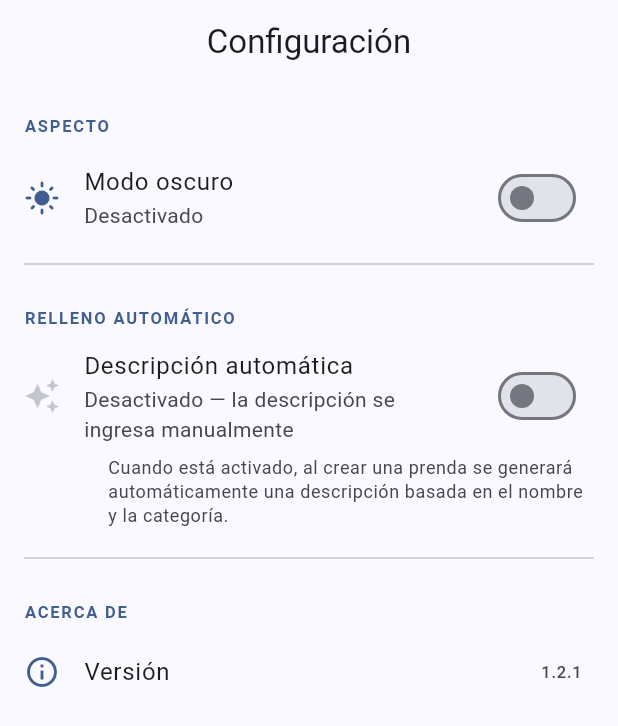
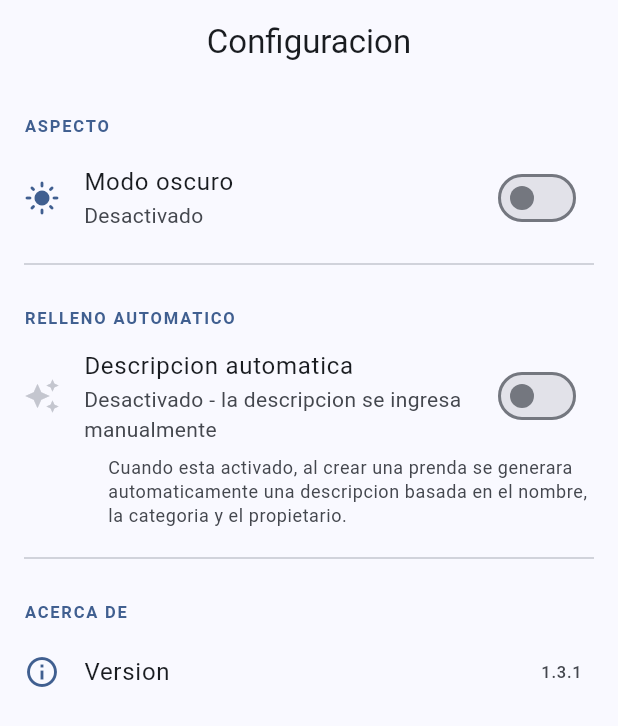
Before and after one commit to videcreaciones/Laundry_Manager, a Flutter app: the SettingsScreen screen opened by its route, on a phone screen of 412 x 824 dp. Shown: the top 726 px of the screen. Run offline on Flutter 3.47's test engine with Material 3 defaults, Android fonts, the phone set to English and light mode, and no system bars; our stand-ins replace flutter_riverpod, fpdart, go_router, hive_flutter, image_picker, open_file; accounts and stored records are empty; network calls fail.

Commit message:
feat: easter egg, descripcion inteligente, mejoras filtros y delay v1.3.1

```diff
--- a/lib/presentation/providers/garment_provider.dart
+++ b/lib/presentation/providers/garment_provider.dart
@@ -88,7 +88,7 @@ class GarmentNotifier extends AsyncNotifier<List<GarmentEntity>> {
           return e.id == id ? e.copyWithStatus(to) : e;
         }).toList();
         state = AsyncData(updatedOptimistic);
-        await Future.delayed(const Duration(seconds: 2));
+        await Future.delayed(const Duration(seconds: 1));
         state = AsyncData(_sorted(updatedOptimistic));
       },
     );
--- a/lib/presentation/screens/settings_screen.dart
+++ b/lib/presentation/screens/settings_screen.dart
@@ -4,20 +4,68 @@ import 'package:flutter/material.dart';
 import 'package:flutter_riverpod/flutter_riverpod.dart';
 import 'package:laundry_manager/presentation/providers/settings_provider.dart';
 
-class SettingsScreen extends ConsumerWidget {
+class SettingsScreen extends ConsumerStatefulWidget {
   const SettingsScreen({super.key});
 
   @override
-  Widget build(BuildContext context, WidgetRef ref) {
+  ConsumerState<SettingsScreen> createState() => _SettingsScreenState();
+}
+
+class _SettingsScreenState extends ConsumerState<SettingsScreen>
+    with SingleTickerProviderStateMixin {
+  int _tapCount = 0;
+  late AnimationController _peanutController;
+  late Animation<double> _peanutScale;
+  bool _showPeanut = false;
+
+  @override
+  void initState() {
+    super.initState();
+    _peanutController = AnimationController(
+      vsync: this,
+      duration: const Duration(milliseconds: 600),
+    );
+    _peanutScale = CurvedAnimation(
+      parent: _peanutController,
+      curve: Curves.elasticOut,
+    );
+  }
+
+  @override
+  void dispose() {
+    _peanutController.dispose();
+    super.dispose();
+  }
+
+  void _onVersionTap() {
+    _tapCount++;
+    if (_tapCount >= 10) {
+      _tapCount = 0;
+      setState(() => _showPeanut = true);
+      _peanutController.forward(from: 0);
+      Future.delayed(const Duration(seconds: 3), () {
+        if (mounted) {
+          _peanutController.reverse();
+          Future.delayed(const Duration(milliseconds: 600), () {
+            if (mounted) setState(() => _showPeanut = false);
+          });
+        }
+      });
+    }
+  }
+
+  @override
+  Widget build(BuildContext context) {
     final settings = ref.watch(settingsProvider);
     final theme    = Theme.of(context);
 
     return Scaffold(
-      appBar: AppBar(title: const Text('Configuración')),
-      body: ListView(
+      appBar: AppBar(title: const Text('Configuracion')),
+      body: Stack(
         children: [
-
-          // ── ASPECTO ────────────────────────────────────────────────
+          ListView(
+            children: [
+              // ASPECTO
               _SectionHeader(title: 'Aspecto'),
               SwitchListTile(
                 secondary: Icon(
@@ -27,12 +75,13 @@ class SettingsScreen extends ConsumerWidget {
                 title: const Text('Modo oscuro'),
                 subtitle: Text(settings.darkMode ? 'Activado' : 'Desactivado'),
                 value: settings.darkMode,
-            onChanged: (_) => ref.read(settingsProvider.notifier).toggleDarkMode(),
+                onChanged: (_) =>
+                    ref.read(settingsProvider.notifier).toggleDarkMode(),
               ),
               const Divider(indent: 16, endIndent: 16),
 
-          // ── RELLENO AUTOMÁTICO ─────────────────────────────────────
-          _SectionHeader(title: 'Relleno automático'),
+              // RELLENO AUTOMATICO
+              _SectionHeader(title: 'Relleno automatico'),
               SwitchListTile(
                 secondary: Icon(
                   Icons.auto_awesome,
@@ -40,20 +89,22 @@ class SettingsScreen extends ConsumerWidget {
                       ? theme.colorScheme.primary
                       : theme.colorScheme.outlineVariant,
                 ),
-            title: const Text('Descripción automática'),
+                title: const Text('Descripcion automatica'),
                 subtitle: Text(
                   settings.autoFill
-                  ? 'Se generará una descripción al crear una prenda'
-                  : 'Desactivado — la descripción se ingresa manualmente',
+                      ? 'Se generara una descripcion al crear una prenda'
+                      : 'Desactivado - la descripcion se ingresa manualmente',
                 ),
                 value: settings.autoFill,
-            onChanged: (_) => ref.read(settingsProvider.notifier).toggleAutoFill(),
+                onChanged: (_) =>
+                    ref.read(settingsProvider.notifier).toggleAutoFill(),
               ),
               Padding(
                 padding: const EdgeInsets.fromLTRB(72, 0, 16, 12),
                 child: Text(
-              'Cuando está activado, al crear una prenda se generará '
-              'automáticamente una descripción basada en el nombre y la categoría.',
+                  'Cuando esta activado, al crear una prenda se generara '
+                  'automaticamente una descripcion basada en el nombre, '
+                  'la categoria y el propietario.',
                   style: theme.textTheme.bodySmall?.copyWith(
                     color: theme.colorScheme.onSurfaceVariant,
                   ),
@@ -61,13 +112,61 @@ class SettingsScreen extends ConsumerWidget {
               ),
               const Divider(indent: 16, endIndent: 16),
 
-          // ── ACERCA DE ──────────────────────────────────────────────
+              // ACERCA DE
               _SectionHeader(title: 'Acerca de'),
-          ListTile(
-            leading: Icon(Icons.info_outline, color: theme.colorScheme.primary),
-            title: const Text('Versión'),
-            trailing: const Text('1.2.1',
+              GestureDetector(
+                onTap: _onVersionTap,
+                child: ListTile(
+                  leading: Icon(Icons.info_outline,
+                      color: theme.colorScheme.primary),
+                  title: const Text('Version'),
+                  trailing: const Text('1.3.1',
                       style: TextStyle(fontWeight: FontWeight.w500)),
+                ),
+              ),
+            ],
+          ),
+
+          // Easter egg — cacahuate
+          if (_showPeanut)
+            Center(
+              child: ScaleTransition(
+                scale: _peanutScale,
+                child: Container(
+                  padding: const EdgeInsets.all(32),
+                  decoration: BoxDecoration(
+                    color: theme.colorScheme.surfaceContainerHighest,
+                    borderRadius: BorderRadius.circular(24),
+                    boxShadow: [
+                      BoxShadow(
+                        color: Colors.black.withValues(alpha: 0.2),
+                        blurRadius: 20,
+                        offset: const Offset(0, 8),
+                      ),
+                    ],
+                  ),
+                  child: Column(
+                    mainAxisSize: MainAxisSize.min,
+                    children: [
+                      const Text('🥜', style: TextStyle(fontSize: 80)),
+                      const SizedBox(height: 12),
+                      Text(
+                        'Encontraste el cacahuate!',
+                        style: theme.textTheme.titleMedium?.copyWith(
+                          fontWeight: FontWeight.bold,
+                        ),
+                      ),
+                      const SizedBox(height: 4),
+                      Text(
+                        'Eres un usuario curioso 👀',
+                        style: theme.textTheme.bodySmall?.copyWith(
+                          color: theme.colorScheme.onSurfaceVariant,
+                        ),
+                      ),
+                    ],
+                  ),
+                ),
+              ),
             ),
         ],
       ),
--- a/pubspec.yaml
+++ b/pubspec.yaml
@@ -1,7 +1,7 @@
 name: laundry_manager
 description: "Gestión profesional del ciclo de vida de prendas de lavandería."
 publish_to: "none"
-version: 1.3.0+5
+version: 1.3.1+6
 
 environment:
   sdk: ">=3.3.0 <4.0.0"
```
Also changed, not shown: lib/domain/services/auto_description_service.dart (+79 -25 lines), lib/presentation/screens/search_screen.dart (+5 -4 lines), assets/banner.png (added), assets/icon/icon.png, lib/presentation/screens/garment_list_screen.dart (line endings or trailing spaces), 1 other file. Lines whose indentation alone changed are shown as unchanged.
